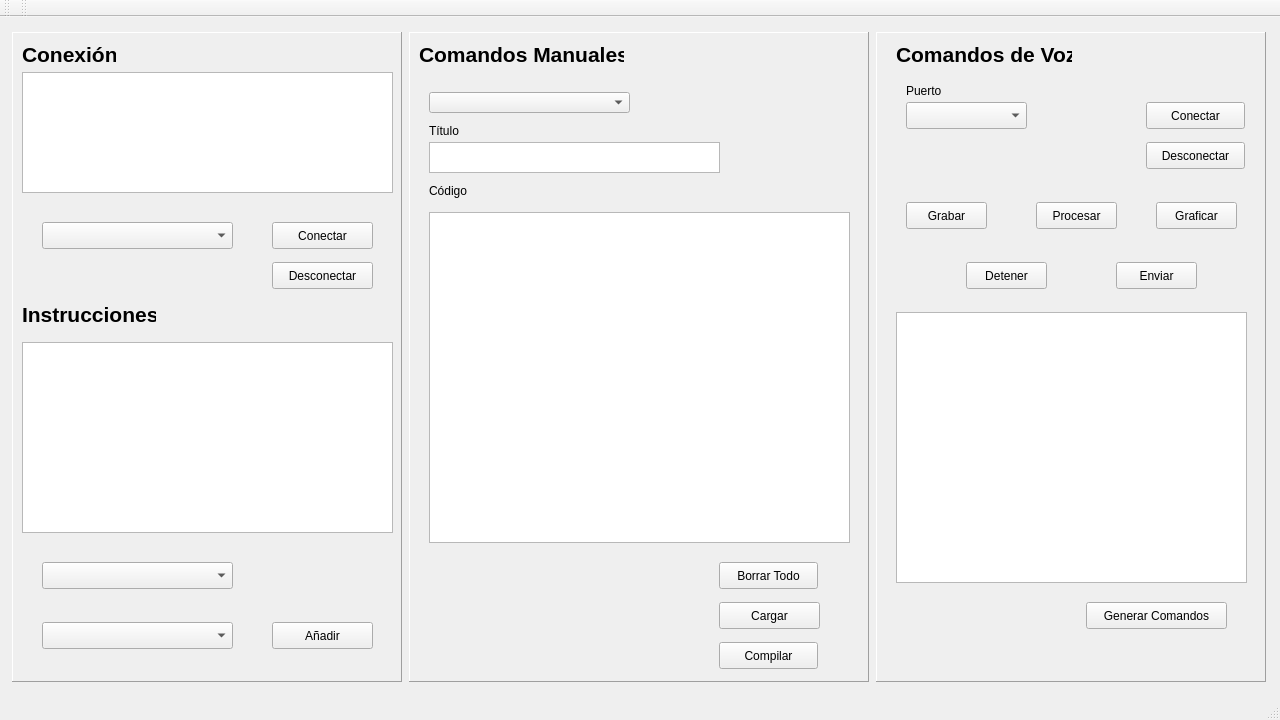
The window that mainwindow.ui (ManuelBejarano/SDVoice) describes before a commit, drawn with Qt 5.
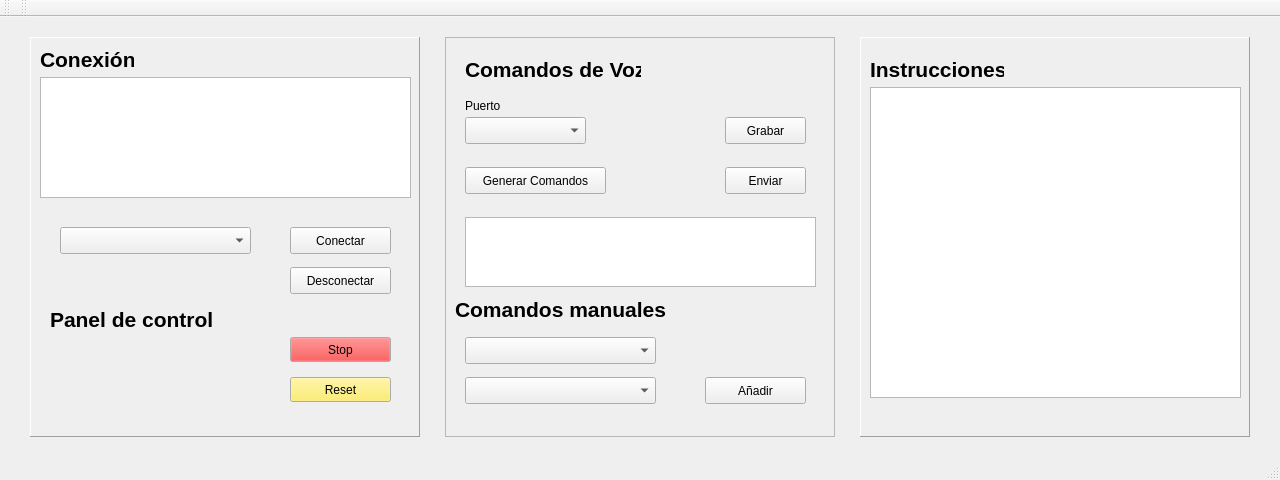
The same window after the commit.

Commit message: cambio de tamaño y funciones definidas.

What changed in the file:
```diff
--- a/mainwindow.ui
+++ b/mainwindow.ui
@@ -10,11 +10,11 @@
     <x>0</x>
     <y>0</y>
     <width>1280</width>
-    <height>720</height>
+    <height>480</height>
    </rect>
   </property>
   <property name="sizePolicy">
-   <sizepolicy hsizetype="MinimumExpanding" vsizetype="MinimumExpanding">
+   <sizepolicy hsizetype="MinimumExpanding" vsizetype="Fixed">
     <horstretch>0</horstretch>
     <verstretch>0</verstretch>
    </sizepolicy>
@@ -22,7 +22,7 @@
   <property name="minimumSize">
    <size>
     <width>1280</width>
-    <height>720</height>
+    <height>480</height>
    </size>
   </property>
   <property name="windowTitle">
@@ -47,7 +47,7 @@
       <property name="minimumSize">
        <size>
         <width>390</width>
-        <height>650</height>
+        <height>400</height>
        </size>
       </property>
       <property name="frameShape">
@@ -82,19 +82,6 @@
         <string>Conectar</string>
        </property>
       </widget>
-      <widget class="QPushButton" name="Anadir">
-       <property name="geometry">
-        <rect>
-         <x>260</x>
-         <y>590</y>
-         <width>101</width>
-         <height>27</height>
-        </rect>
-       </property>
-       <property name="text">
-        <string>Añadir</string>
-       </property>
-      </widget>
       <widget class="QPushButton" name="Borrar">
        <property name="geometry">
         <rect>
@@ -108,39 +95,6 @@
         <string>Borrar</string>
        </property>
       </widget>
-      <widget class="QLabel" name="label_3">
-       <property name="geometry">
-        <rect>
-         <x>10</x>
-         <y>270</y>
-         <width>134</width>
-         <height>24</height>
-        </rect>
-       </property>
-       <property name="text">
-        <string>&lt;html&gt;&lt;head/&gt;&lt;body&gt;&lt;p align=&quot;justify&quot;&gt;&lt;span style=&quot; font-size:16pt; font-weight:600;&quot;&gt;Instrucciones&lt;/span&gt;&lt;/p&gt;&lt;/body&gt;&lt;/html&gt;</string>
-       </property>
-      </widget>
-      <widget class="QComboBox" name="ListaMaquinas">
-       <property name="geometry">
-        <rect>
-         <x>30</x>
-         <y>530</y>
-         <width>191</width>
-         <height>27</height>
-        </rect>
-       </property>
-      </widget>
-      <widget class="QComboBox" name="ListaInstrucciones">
-       <property name="geometry">
-        <rect>
-         <x>30</x>
-         <y>590</y>
-         <width>191</width>
-         <height>27</height>
-        </rect>
-       </property>
-      </widget>
       <widget class="QPushButton" name="Ejecutar">
        <property name="geometry">
         <rect>
@@ -200,156 +154,123 @@
         </rect>
        </property>
       </widget>
-      <widget class="QTableView" name="TablaInstrucciones">
+      <widget class="QPushButton" name="Stop">
        <property name="geometry">
         <rect>
-         <x>10</x>
-         <y>310</y>
-         <width>371</width>
-         <height>191</height>
+         <x>260</x>
+         <y>300</y>
+         <width>101</width>
+         <height>25</height>
         </rect>
        </property>
+       <property name="palette">
+        <palette>
+         <active>
+          <colorrole role="Button">
+           <brush brushstyle="SolidPattern">
+            <color alpha="255">
+             <red>239</red>
+             <green>41</green>
+             <blue>41</blue>
+            </color>
+           </brush>
+          </colorrole>
+         </active>
+         <inactive>
+          <colorrole role="Button">
+           <brush brushstyle="SolidPattern">
+            <color alpha="255">
+             <red>239</red>
+             <green>41</green>
+             <blue>41</blue>
+            </color>
+           </brush>
+          </colorrole>
+         </inactive>
+         <disabled>
+          <colorrole role="Button">
+           <brush brushstyle="SolidPattern">
+            <color alpha="255">
+             <red>239</red>
+             <green>41</green>
+             <blue>41</blue>
+            </color>
+           </brush>
+          </colorrole>
+         </disabled>
+        </palette>
+       </property>
+       <property name="text">
+        <string>Stop</string>
+       </property>
       </widget>
-     </widget>
-    </item>
-    <item>
-     <widget class="QFrame" name="Frame_Centro">
-      <property name="sizePolicy">
-       <sizepolicy hsizetype="Fixed" vsizetype="Fixed">
-        <horstretch>0</horstretch>
-        <verstretch>0</verstretch>
-       </sizepolicy>
-      </property>
-      <property name="minimumSize">
-       <size>
-        <width>460</width>
-        <height>650</height>
-       </size>
-      </property>
-      <property name="frameShape">
-       <enum>QFrame::Panel</enum>
-      </property>
-      <property name="frameShadow">
-       <enum>QFrame::Raised</enum>
-      </property>
+      <widget class="QPushButton" name="Reset">
+       <property name="geometry">
+        <rect>
+         <x>260</x>
+         <y>340</y>
+         <width>101</width>
+         <height>25</height>
+        </rect>
+       </property>
+       <property name="palette">
+        <palette>
+         <active>
+          <colorrole role="Button">
+           <brush brushstyle="SolidPattern">
+            <color alpha="255">
+             <red>252</red>
+             <green>233</green>
+             <blue>79</blue>
+            </color>
+           </brush>
+          </colorrole>
+         </active>
+         <inactive>
+          <colorrole role="Button">
+           <brush brushstyle="SolidPattern">
+            <color alpha="255">
+             <red>252</red>
+             <green>233</green>
+             <blue>79</blue>
+            </color>
+           </brush>
+          </colorrole>
+         </inactive>
+         <disabled>
+          <colorrole role="Button">
+           <brush brushstyle="SolidPattern">
+            <color alpha="255">
+             <red>252</red>
+             <green>233</green>
+             <blue>79</blue>
+            </color>
+           </brush>
+          </colorrole>
+         </disabled>
+        </palette>
+       </property>
+       <property name="text">
+        <string>Reset</string>
+       </property>
+      </widget>
       <widget class="QLabel" name="label_4">
        <property name="geometry">
         <rect>
-         <x>10</x>
-         <y>10</y>
-         <width>205</width>
+         <x>20</x>
+         <y>270</y>
+         <width>171</width>
          <height>24</height>
         </rect>
        </property>
        <property name="text">
-        <string>&lt;html&gt;&lt;head/&gt;&lt;body&gt;&lt;p align=&quot;justify&quot;&gt;&lt;span style=&quot; font-size:16pt; font-weight:600;&quot;&gt;Comandos Manuales&lt;/span&gt;&lt;/p&gt;&lt;/body&gt;&lt;/html&gt;</string>
-       </property>
-      </widget>
-      <widget class="QPlainTextEdit" name="Codigo">
-       <property name="geometry">
-        <rect>
-         <x>20</x>
-         <y>180</y>
-         <width>421</width>
-         <height>331</height>
-        </rect>
-       </property>
-       <property name="plainText">
-        <string/>
-       </property>
-      </widget>
-      <widget class="QPlainTextEdit" name="Titulo">
-       <property name="geometry">
-        <rect>
-         <x>20</x>
-         <y>110</y>
-         <width>291</width>
-         <height>31</height>
-        </rect>
-       </property>
-      </widget>
-      <widget class="QLabel" name="label_2">
-       <property name="geometry">
-        <rect>
-         <x>20</x>
-         <y>90</y>
-         <width>40</width>
-         <height>17</height>
-        </rect>
-       </property>
-       <property name="text">
-        <string>Título</string>
-       </property>
-      </widget>
-      <widget class="QPushButton" name="BorrarTodo_2">
-       <property name="geometry">
-        <rect>
-         <x>310</x>
-         <y>530</y>
-         <width>99</width>
-         <height>27</height>
-        </rect>
-       </property>
-       <property name="text">
-        <string>Borrar Todo</string>
-       </property>
-      </widget>
-      <widget class="QPushButton" name="Cargar">
-       <property name="geometry">
-        <rect>
-         <x>310</x>
-         <y>570</y>
-         <width>101</width>
-         <height>27</height>
-        </rect>
-       </property>
-       <property name="text">
-        <string>Cargar</string>
-       </property>
-      </widget>
-      <widget class="QPushButton" name="Compilar">
-       <property name="geometry">
-        <rect>
-         <x>310</x>
-         <y>610</y>
-         <width>99</width>
-         <height>27</height>
-        </rect>
-       </property>
-       <property name="text">
-        <string>Compilar</string>
-       </property>
-      </widget>
-      <widget class="QComboBox" name="ListaMaquinas_2">
-       <property name="enabled">
-        <bool>true</bool>
-       </property>
-       <property name="geometry">
-        <rect>
-         <x>20</x>
-         <y>60</y>
-         <width>201</width>
-         <height>21</height>
-        </rect>
-       </property>
-      </widget>
-      <widget class="QLabel" name="label_5">
-       <property name="geometry">
-        <rect>
-         <x>20</x>
-         <y>150</y>
-         <width>49</width>
-         <height>17</height>
-        </rect>
-       </property>
-       <property name="text">
-        <string>Código</string>
+        <string>&lt;html&gt;&lt;head/&gt;&lt;body&gt;&lt;p align=&quot;justify&quot;&gt;&lt;span style=&quot; font-size:16pt; font-weight:600;&quot;&gt;Panel de control&lt;/span&gt;&lt;/p&gt;&lt;/body&gt;&lt;/html&gt;</string>
        </property>
       </widget>
      </widget>
     </item>
     <item>
-     <widget class="QFrame" name="Frame_Der">
+     <widget class="QFrame" name="Frame_Cent">
       <property name="sizePolicy">
        <sizepolicy hsizetype="Fixed" vsizetype="Fixed">
         <horstretch>0</horstretch>
@@ -359,20 +280,102 @@
       <property name="minimumSize">
        <size>
         <width>390</width>
-        <height>650</height>
+        <height>400</height>
        </size>
       </property>
       <property name="frameShape">
-       <enum>QFrame::Panel</enum>
+       <enum>QFrame::StyledPanel</enum>
       </property>
       <property name="frameShadow">
        <enum>QFrame::Raised</enum>
       </property>
+      <widget class="QPushButton" name="Anadir">
+       <property name="geometry">
+        <rect>
+         <x>260</x>
+         <y>340</y>
+         <width>101</width>
+         <height>27</height>
+        </rect>
+       </property>
+       <property name="text">
+        <string>Añadir</string>
+       </property>
+      </widget>
+      <widget class="QComboBox" name="ListaInstrucciones">
+       <property name="geometry">
+        <rect>
+         <x>20</x>
+         <y>340</y>
+         <width>191</width>
+         <height>27</height>
+        </rect>
+       </property>
+      </widget>
+      <widget class="QComboBox" name="ListaMaquinas">
+       <property name="geometry">
+        <rect>
+         <x>20</x>
+         <y>300</y>
+         <width>191</width>
+         <height>27</height>
+        </rect>
+       </property>
+      </widget>
+      <widget class="QPushButton" name="pushButton">
+       <property name="geometry">
+        <rect>
+         <x>280</x>
+         <y>130</y>
+         <width>81</width>
+         <height>27</height>
+        </rect>
+       </property>
+       <property name="text">
+        <string>Enviar</string>
+       </property>
+      </widget>
+      <widget class="QComboBox" name="PuertoCOM">
+       <property name="geometry">
+        <rect>
+         <x>20</x>
+         <y>80</y>
+         <width>121</width>
+         <height>27</height>
+        </rect>
+       </property>
+      </widget>
+      <widget class="QPushButton" name="GenerarComandos">
+       <property name="geometry">
+        <rect>
+         <x>20</x>
+         <y>130</y>
+         <width>141</width>
+         <height>27</height>
+        </rect>
+       </property>
+       <property name="text">
+        <string>Generar Comandos</string>
+       </property>
+      </widget>
+      <widget class="QPushButton" name="Grabar">
+       <property name="geometry">
+        <rect>
+         <x>280</x>
+         <y>80</y>
+         <width>81</width>
+         <height>27</height>
+        </rect>
+       </property>
+       <property name="text">
+        <string>Grabar</string>
+       </property>
+      </widget>
       <widget class="QLabel" name="label_6">
        <property name="geometry">
         <rect>
          <x>20</x>
-         <y>10</y>
+         <y>20</y>
          <width>176</width>
          <height>24</height>
         </rect>
@@ -381,31 +384,11 @@
         <string>&lt;html&gt;&lt;head/&gt;&lt;body&gt;&lt;p align=&quot;justify&quot;&gt;&lt;span style=&quot; font-size:16pt; font-weight:600;&quot;&gt;Comandos de Voz&lt;/span&gt;&lt;/p&gt;&lt;/body&gt;&lt;/html&gt;</string>
        </property>
       </widget>
-      <widget class="QGraphicsView" name="Graficas">
-       <property name="geometry">
-        <rect>
-         <x>20</x>
-         <y>280</y>
-         <width>351</width>
-         <height>271</height>
-        </rect>
-       </property>
-      </widget>
-      <widget class="QComboBox" name="PuertoCOM">
-       <property name="geometry">
-        <rect>
-         <x>30</x>
-         <y>70</y>
-         <width>121</width>
-         <height>27</height>
-        </rect>
-       </property>
-      </widget>
       <widget class="QLabel" name="label_7">
        <property name="geometry">
         <rect>
-         <x>30</x>
-         <y>50</y>
+         <x>20</x>
+         <y>60</y>
          <width>47</width>
          <height>17</height>
         </rect>
@@ -414,71 +397,51 @@
         <string>Puerto</string>
        </property>
       </widget>
-      <widget class="QPushButton" name="ConectarPuerto">
+      <widget class="QLabel" name="label_5">
        <property name="geometry">
         <rect>
-         <x>270</x>
-         <y>70</y>
-         <width>99</width>
-         <height>27</height>
+         <x>10</x>
+         <y>260</y>
+         <width>211</width>
+         <height>24</height>
         </rect>
        </property>
        <property name="text">
-        <string>Conectar</string>
+        <string>&lt;html&gt;&lt;head/&gt;&lt;body&gt;&lt;p align=&quot;justify&quot;&gt;&lt;span style=&quot; font-size:16pt; font-weight:600;&quot;&gt;Comandos manuales&lt;/span&gt;&lt;/p&gt;&lt;/body&gt;&lt;/html&gt;</string>
        </property>
       </widget>
-      <widget class="QPushButton" name="DesconectarPuerto">
+      <widget class="QTextEdit" name="textEdit">
        <property name="geometry">
         <rect>
-         <x>270</x>
-         <y>110</y>
-         <width>99</width>
-         <height>27</height>
+         <x>20</x>
+         <y>180</y>
+         <width>351</width>
+         <height>70</height>
         </rect>
        </property>
-       <property name="text">
-        <string>Desconectar</string>
-       </property>
       </widget>
-      <widget class="QPushButton" name="Grabar">
-       <property name="geometry">
-        <rect>
-         <x>30</x>
-         <y>170</y>
-         <width>81</width>
-         <height>27</height>
-        </rect>
-       </property>
-       <property name="text">
-        <string>Grabar</string>
-       </property>
-      </widget>
-      <widget class="QPushButton" name="Graficar">
-       <property name="geometry">
-        <rect>
-         <x>280</x>
-         <y>170</y>
-         <width>81</width>
-         <height>27</height>
-        </rect>
-       </property>
-       <property name="text">
-        <string>Graficar</string>
-       </property>
-      </widget>
-      <widget class="QPushButton" name="Procesar">
-       <property name="geometry">
-        <rect>
-         <x>160</x>
-         <y>170</y>
-         <width>81</width>
-         <height>27</height>
-        </rect>
-       </property>
-       <property name="text">
-        <string>Procesar</string>
-       </property>
-      </widget>
+     </widget>
+    </item>
+    <item>
+     <widget class="QFrame" name="Frame_Der">
+      <property name="sizePolicy">
+       <sizepolicy hsizetype="Fixed" vsizetype="Fixed">
+        <horstretch>0</horstretch>
+        <verstretch>0</verstretch>
+       </sizepolicy>
+      </property>
+      <property name="minimumSize">
+       <size>
+        <width>390</width>
+        <height>400</height>
+       </size>
+      </property>
+      <property name="frameShape">
+       <enum>QFrame::Panel</enum>
+      </property>
+      <property name="frameShadow">
+       <enum>QFrame::Raised</enum>
+      </property>
       <widget class="QListView" name="ListaComandos">
        <property name="geometry">
         <rect>
@@ -489,43 +452,27 @@
         </rect>
        </property>
       </widget>
-      <widget class="QPushButton" name="GenerarComandos">
+      <widget class="QTableView" name="TablaInstrucciones">
        <property name="geometry">
         <rect>
-         <x>210</x>
-         <y>570</y>
-         <width>141</width>
-         <height>27</height>
+         <x>10</x>
+         <y>50</y>
+         <width>371</width>
+         <height>311</height>
         </rect>
        </property>
-       <property name="text">
-        <string>Generar Comandos</string>
-       </property>
       </widget>
-      <widget class="QPushButton" name="Detener">
+      <widget class="QLabel" name="label_3">
        <property name="geometry">
         <rect>
-         <x>90</x>
-         <y>230</y>
-         <width>81</width>
-         <height>27</height>
+         <x>10</x>
+         <y>20</y>
+         <width>134</width>
+         <height>24</height>
         </rect>
        </property>
        <property name="text">
-        <string>Detener</string>
-       </property>
-      </widget>
-      <widget class="QPushButton" name="pushButton">
-       <property name="geometry">
-        <rect>
-         <x>240</x>
-         <y>230</y>
-         <width>81</width>
-         <height>27</height>
-        </rect>
-       </property>
-       <property name="text">
-        <string>Enviar</string>
+        <string>&lt;html&gt;&lt;head/&gt;&lt;body&gt;&lt;p align=&quot;justify&quot;&gt;&lt;span style=&quot; font-size:16pt; font-weight:600;&quot;&gt;Instrucciones&lt;/span&gt;&lt;/p&gt;&lt;/body&gt;&lt;/html&gt;</string>
        </property>
       </widget>
      </widget>
```
Left out of the diff: 13 changed lines with no effect on the pictures.
